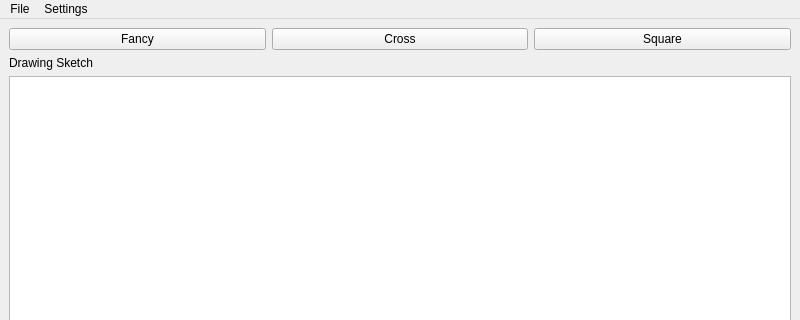
Above: mainwindow.ui from harunresit/Led-Array-Manager-V1.0 before the change; both pictures show x 0 to 800 and y 0 to 320 of the 800 by 600 pixel window. Below: the same form after it.
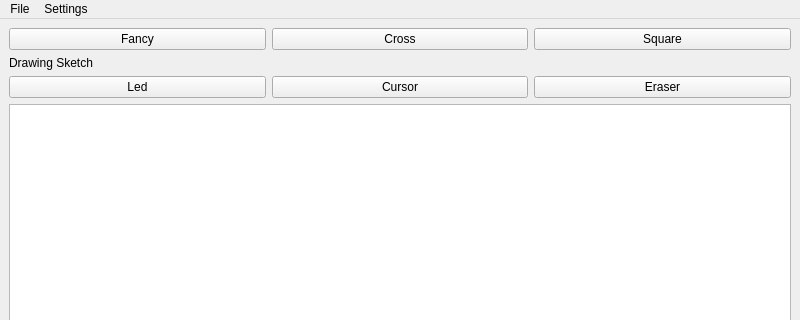
That is the form after the change.

```diff
--- a/mainwindow.ui
+++ b/mainwindow.ui
@@ -14,8 +14,51 @@
    <string>Led Array Manager V1.0</string>
   </property>
   <widget class="QWidget" name="centralwidget">
-   <layout class="QVBoxLayout" name="verticalLayout">
-    <item>
+   <layout class="QGridLayout" name="gridLayout">
+    <item row="1" column="0">
+     <layout class="QHBoxLayout" name="horizontalLayout_2">
+      <item>
+       <layout class="QVBoxLayout" name="verticalLayout">
+        <item>
+         <widget class="QLabel" name="label">
+          <property name="text">
+           <string>Drawing Sketch</string>
+          </property>
+         </widget>
+        </item>
+        <item>
+         <layout class="QHBoxLayout" name="horizontalLayout_3">
+          <item>
+           <widget class="QPushButton" name="pushButton_5">
+            <property name="text">
+             <string>Led</string>
+            </property>
+           </widget>
+          </item>
+          <item>
+           <widget class="QPushButton" name="pushButton_4">
+            <property name="text">
+             <string>Cursor</string>
+            </property>
+           </widget>
+          </item>
+          <item>
+           <widget class="QPushButton" name="pushButton_6">
+            <property name="text">
+             <string>Eraser</string>
+            </property>
+           </widget>
+          </item>
+         </layout>
+        </item>
+        <item>
+         <widget class="QGraphicsView" name="sketchgraphicsView"/>
+        </item>
+       </layout>
+      </item>
+     </layout>
+    </item>
+    <item row="0" column="0">
      <layout class="QHBoxLayout" name="horizontalLayout">
       <item>
        <widget class="QPushButton" name="pushButton">
@@ -40,16 +83,6 @@
       </item>
      </layout>
     </item>
-    <item>
-     <widget class="QLabel" name="label">
-      <property name="text">
-       <string>Drawing Sketch</string>
-      </property>
-     </widget>
-    </item>
-    <item>
-     <widget class="QGraphicsView" name="sketchgraphicsView"/>
-    </item>
    </layout>
   </widget>
   <widget class="QMenuBar" name="menubar">
```
Left out of the diff: 2 changed lines with no effect on the pictures.
